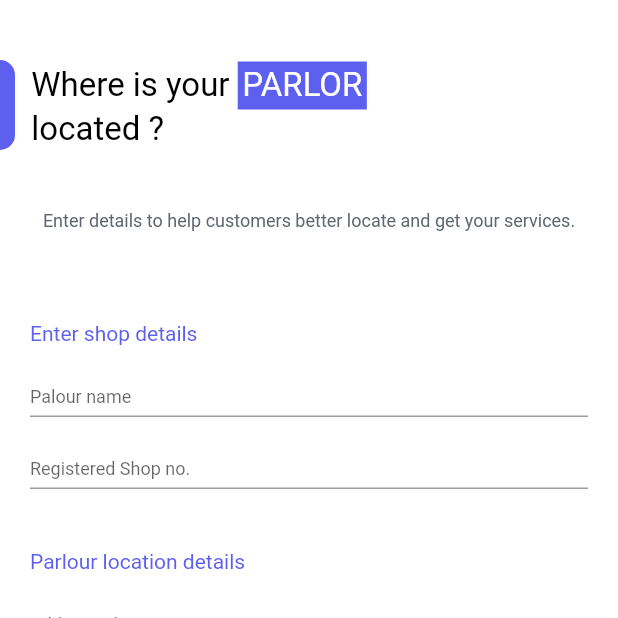
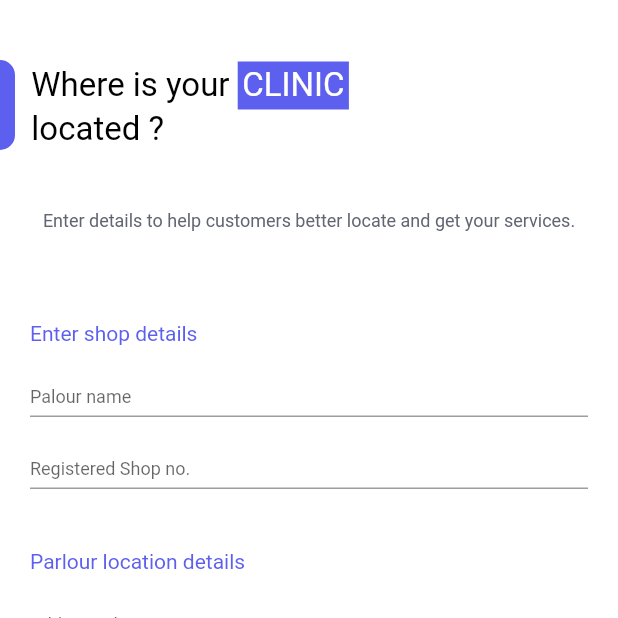
Before and after one commit to Sounmay/Prayas-Booking-App-Service, a Flutter app: the DoctorLocation screen opened by its route, on a phone screen of 412 x 824 dp, the top half of it. Run offline on Flutter 3.47's test engine with Material 2 defaults, Android fonts, the phone set to English and light mode, and no system bars; our stand-ins replace cloud_firestore, firebase_auth, firebase_core; accounts and stored records are empty.

Commit message:
Sounmay. Minor errors.

```diff
--- a/lib/Screens/DoctorLocation.dart
+++ b/lib/Screens/DoctorLocation.dart
@@ -43,7 +43,7 @@ class _DoctorLocationState extends State<DoctorLocation> {
                                 Container(
                                   color: Color(0xff5D5FEF),
                                   padding: EdgeInsets.all(3),
-                                  child: Text('PARLOR',
+                                  child: Text('CLINIC',
                                       style: TextStyle(
                                           fontSize: 22, color: Colors.white)),
                                 )
--- a/lib/Screens/SalonLocation.dart
+++ b/lib/Screens/SalonLocation.dart
@@ -41,7 +41,7 @@ class _SalonLocationState extends State<SalonLocation> {
                                 Container(
                                   color: Color(0xff5D5FEF),
                                   padding: EdgeInsets.all(3),
-                                  child: Text('PARLOR',
+                                  child: Text('SALON',
                                       style: TextStyle(
                                           fontSize: 22, color: Colors.white)),
                                 )
```
